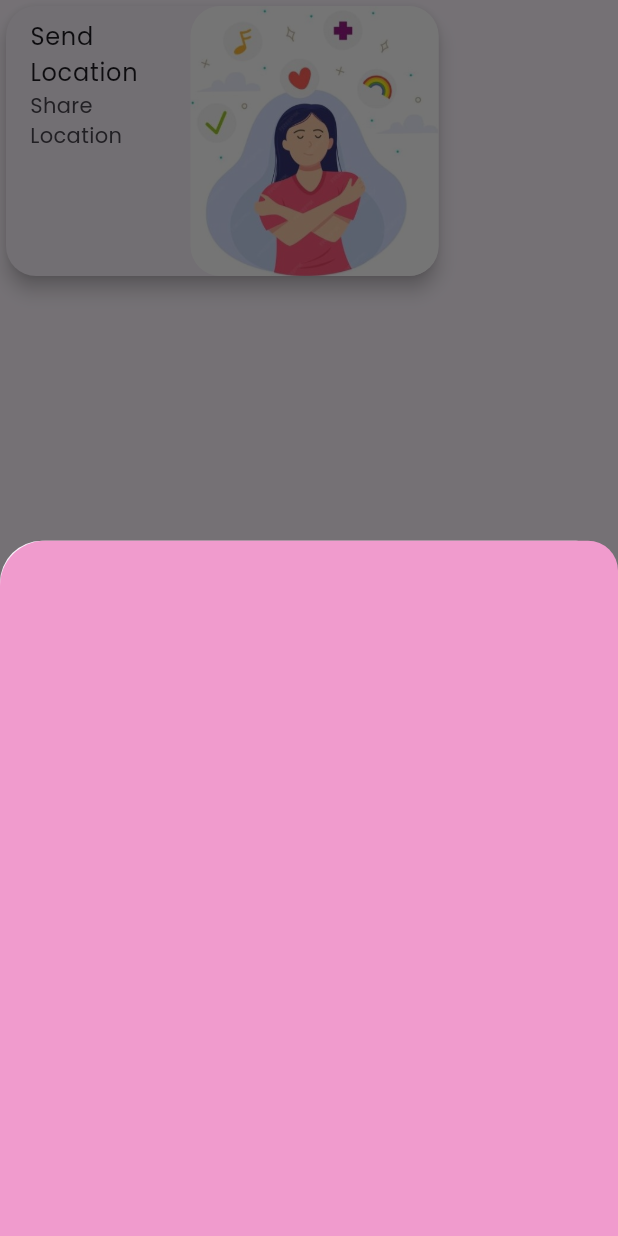
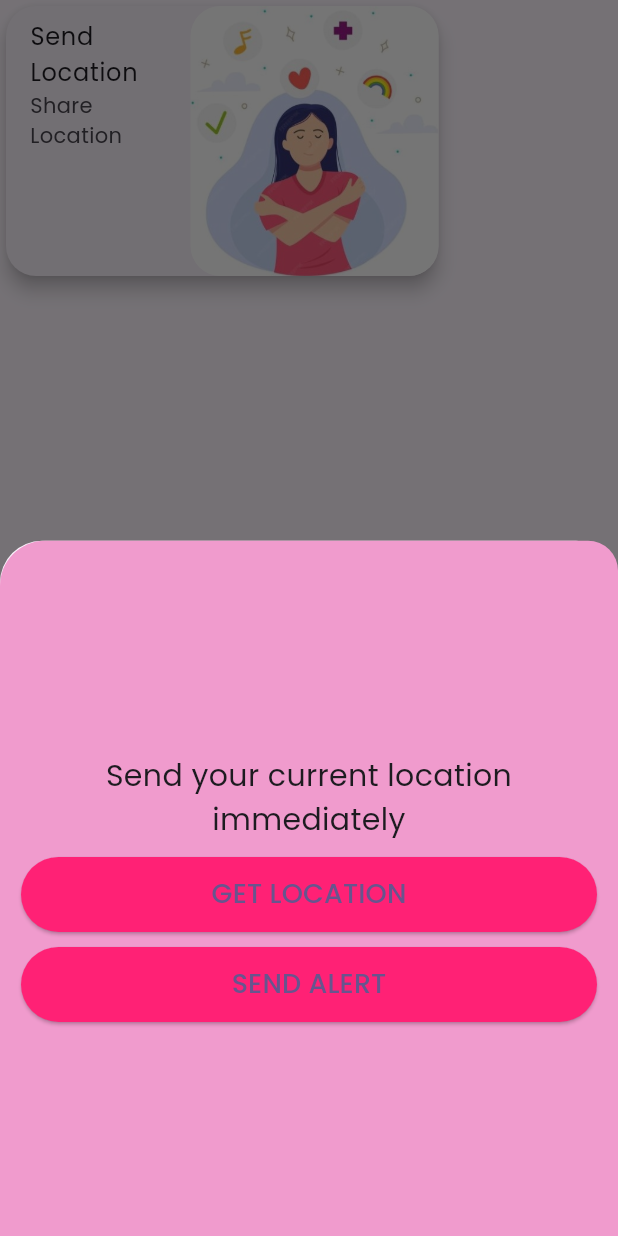
Before and after one commit to TanyaYadav8266/Women-Safety-app, a Flutter app: the SafeHome widget shown alone on an empty page, opened directly, after a tap on "Send Location", on a phone screen of 412 x 824 dp. Run offline on Flutter 3.47's test engine with Material 3 defaults, Android fonts, the phone set to English and light mode, and no system bars; our stand-ins replace carousel_slider, cloud_firestore, firebase_auth, firebase_core, flutter_contacts, fluttertoast and 6 more; missing offline and left inert: flutter_direct_caller_plugin, flutter_sms; accounts and stored records are empty; network calls fail.

Commit message:
send location button

```diff
--- a/lib/widgets/home_widgets/safehome/SafeHome.dart
+++ b/lib/widgets/home_widgets/safehome/SafeHome.dart
@@ -1,19 +1,117 @@
 import 'package:flutter/material.dart';
+import 'package:fluttertoast/fluttertoast.dart';
+import 'package:geolocator/geolocator.dart';
+import 'package:permission_handler/permission_handler.dart';
+import 'package:flutter_sms/flutter_sms.dart';
+import 'package:title_proj/components/PrimaryButton.dart';
 
-class SafeHome extends StatelessWidget {
-  showModelSafeHome(BuildContext context){
+class SafeHome extends StatefulWidget {
+  @override
+  State<SafeHome> createState() => _SafeHomeState();
+}
+
+class _SafeHomeState extends State<SafeHome> {
+  Position? _currentPosition;
+  LocationPermission? permission;
+
+  // Request permissions
+  _getPermission() async {
+    await [Permission.sms, Permission.location].request();
+  }
+
+  // Check if the SMS permission is granted
+  _isPermissionGranted() async => await Permission.sms.status.isGranted;
+
+  // Send SMS using flutter_sms
+  _sendSms(String phoneNumber, String message) async {
+    String result = await sendSMS(
+      message: message,
+      recipients: [phoneNumber],
+    ).catchError((error) {
+      Fluttertoast.showToast(msg: "Message failed: $error");
+    });
+
+    if (result.isEmpty) {
+      Fluttertoast.showToast(msg: "Message sent!");
+    } else {
+      Fluttertoast.showToast(msg: "Message failed: $result");
+    }
+  }
+
+  // Get current location
+  _getCurrentLocation() async {
+    permission = await Geolocator.checkPermission();
+    if (permission == LocationPermission.denied) {
+      permission = await Geolocator.requestPermission();
+      Fluttertoast.showToast(msg: "Location permission denied");
+      if (permission == LocationPermission.deniedForever) {
+        Fluttertoast.showToast(msg: "Location permission denied permanently");
+      }
+    }
+
+    // Get current location after permission is granted
+    Geolocator.getCurrentPosition(
+        desiredAccuracy: LocationAccuracy.high,
+        forceAndroidLocationManager: true).then((Position position) {
+      setState(() {
+        _currentPosition = position;
+      });
+    }).catchError((e) {
+      Fluttertoast.showToast(msg: "Failed to get location");
+    });
+  }
+
+  // Show bottom sheet for sending location or alert
+  showModelSafeHome(BuildContext context) {
     showModalBottomSheet(
       context: context,
-       builder: (context){
+      builder: (context) {
         return Container(
-          height: MediaQuery.of(context).size.height/1.4,
+          height: MediaQuery.of(context).size.height / 1.4,
+          child: Padding(
+            padding: const EdgeInsets.all(14.0),
+            child: Column(
+              mainAxisAlignment: MainAxisAlignment.center,
+              children: [
+                Text(
+                  "Send your current location immediately",
+                  textAlign: TextAlign.center,
+                  style: TextStyle(fontSize: 20),
+                ),
+                SizedBox(height: 10),
+                PrimaryButton(
+                  title: "GET LOCATION",
+                  onPressed: () {
+                    _getCurrentLocation();
+                    if (_currentPosition != null) {
+                      Fluttertoast.showToast(msg: "Location fetched");
+                    } else {
+                      Fluttertoast.showToast(msg: "Failed to fetch location");
+                    }
+                  },
+                ),
+                SizedBox(height: 10),
+                PrimaryButton(
+                  title: "SEND ALERT",
+                  onPressed: () {
+                    if (_currentPosition != null) {
+                      String message =
+                          "Emergency! My location is: Lat: ${_currentPosition?.latitude}, Long: ${_currentPosition?.longitude}";
+                      _sendSms("8448018504", message);
+                    } else {
+                      Fluttertoast.showToast(msg: "Location not available yet");
+                    }
+                  },
+                ),
+              ],
+            ),
+          ),
           decoration: BoxDecoration(
               color: const Color.fromARGB(255, 240, 155, 205),
               borderRadius: BorderRadius.only(
                 topLeft: Radius.circular(30),
                 topRight: Radius.circular(20),
-              )
-          ),
+              )),
         );
       },
     );
@@ -28,21 +126,18 @@ class SafeHome extends StatelessWidget {
         shape: RoundedRectangleBorder(
           borderRadius: BorderRadius.circular(20),
         ),
-        child:Container(
+        child: Container(
           height: 180,
-          width: MediaQuery.of(context).size.width*0.7,
-          decoration: BoxDecoration(
-
-          ),
-          child:Row(
+          width: MediaQuery.of(context).size.width * 0.7,
+          decoration: BoxDecoration(),
+          child: Row(
             children: [
               Expanded(
-              child:Column(
+                  child: Column(
                 children: [
                   ListTile(
                     title: Text("Send Location"),
                     subtitle: Text("Share Location"),
-
                   ),
                 ],
               )),
@@ -50,7 +145,7 @@ class SafeHome extends StatelessWidget {
                   borderRadius: BorderRadius.circular(20),
                   child: Image.asset('assets/Safehome.jpg'))
             ],
-          )
+          ),
         ),
       ),
     );
--- a/pubspec.yaml
+++ b/pubspec.yaml
@@ -49,6 +49,12 @@ dependencies:
   permission_handler: ^11.4.0
   flutter_contacts: ^1.1.9+2
   sqflite: ^2.4.2
+
+  geolocator: ^13.0.3
+  geocoding: ^3.0.0
+  flutter_sms: ^2.3.3
+
+
 
 dev_dependencies:
   flutter_test:
```
Also changed, not shown: pubspec.lock, 136 other files. Lines whose indentation alone changed are shown as unchanged.
